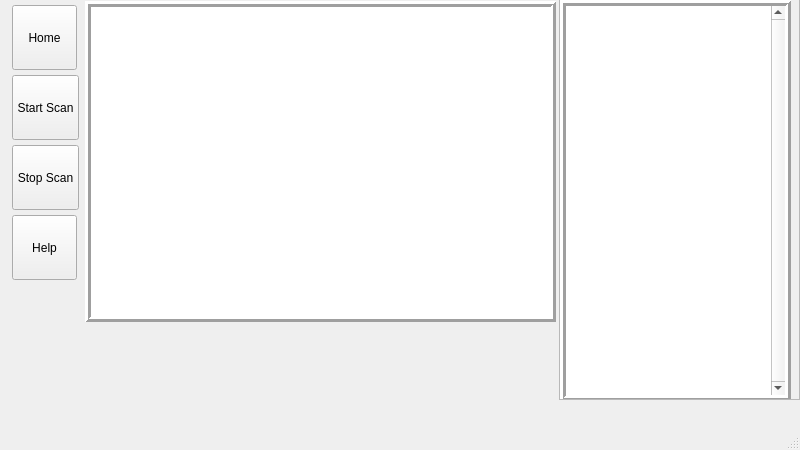
DSanders05/NetMap-QT, file netmapapp.ui: the form before one commit.
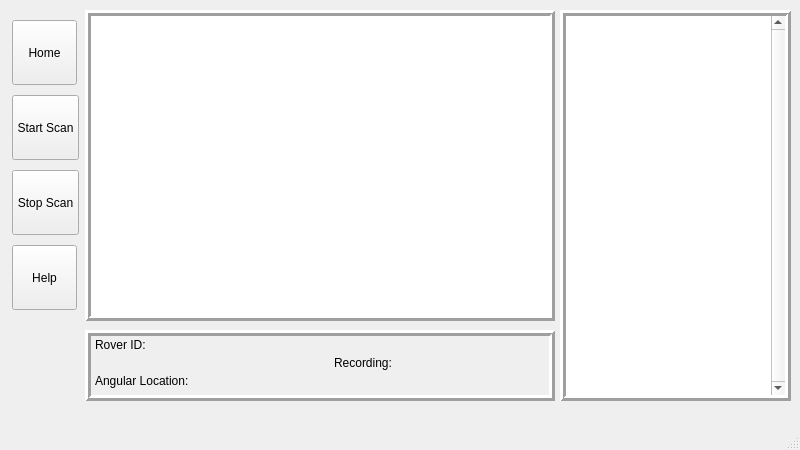
The form after the commit. Icons and pictures are not drawn.

Commit message: Added status fields at bottom of UI

```diff
--- a/netmapapp.ui
+++ b/netmapapp.ui
@@ -17,7 +17,10 @@
    </size>
   </property>
   <property name="windowTitle">
-   <string>NetMapApp</string>
+   <string>NetMap</string>
+  </property>
+  <property name="toolButtonStyle">
+   <enum>Qt::ToolButtonStyle::ToolButtonTextUnderIcon</enum>
   </property>
   <widget class="QWidget" name="centralwidget">
    <widget class="QWidget" name="verticalLayoutWidget">
@@ -31,13 +34,13 @@
     </property>
     <layout class="QVBoxLayout" name="verticalLayout">
      <property name="spacing">
-      <number>5</number>
+      <number>10</number>
      </property>
      <property name="leftMargin">
       <number>2</number>
      </property>
      <property name="topMargin">
-      <number>5</number>
+      <number>20</number>
      </property>
      <property name="rightMargin">
       <number>2</number>
@@ -164,9 +167,9 @@
     <property name="geometry">
      <rect>
       <x>85</x>
-      <y>1</y>
-      <width>471</width>
-      <height>321</height>
+      <y>10</y>
+      <width>470</width>
+      <height>311</height>
      </rect>
     </property>
     <property name="frameShape">
@@ -179,60 +182,98 @@
      <number>3</number>
     </property>
    </widget>
-   <widget class="QWidget" name="horizontalLayoutWidget">
+   <widget class="QListWidget" name="rover_list">
     <property name="geometry">
      <rect>
-      <x>90</x>
+      <x>560</x>
+      <y>10</y>
+      <width>231</width>
+      <height>391</height>
+     </rect>
+    </property>
+    <property name="frameShape">
+     <enum>QFrame::Shape::Box</enum>
+    </property>
+    <property name="frameShadow">
+     <enum>QFrame::Shadow::Raised</enum>
+    </property>
+    <property name="lineWidth">
+     <number>3</number>
+    </property>
+    <property name="verticalScrollBarPolicy">
+     <enum>Qt::ScrollBarPolicy::ScrollBarAlwaysOn</enum>
+    </property>
+   </widget>
+   <widget class="QFrame" name="target_frame">
+    <property name="geometry">
+     <rect>
+      <x>85</x>
       <y>330</y>
-      <width>461</width>
+      <width>470</width>
       <height>71</height>
      </rect>
     </property>
-    <layout class="QHBoxLayout" name="horizontalLayout"/>
-   </widget>
-   <widget class="QScrollArea" name="scrollArea">
-    <property name="geometry">
-     <rect>
-      <x>559</x>
-      <y>-1</y>
-      <width>241</width>
-      <height>401</height>
-     </rect>
+    <property name="frameShape">
+     <enum>QFrame::Shape::Box</enum>
     </property>
-    <property name="widgetResizable">
-     <bool>true</bool>
+    <property name="frameShadow">
+     <enum>QFrame::Shadow::Raised</enum>
     </property>
-    <widget class="QWidget" name="scrollAreaWidgetContents">
+    <property name="lineWidth">
+     <number>3</number>
+    </property>
+    <widget class="QWidget" name="horizontalLayoutWidget">
      <property name="geometry">
       <rect>
        <x>0</x>
        <y>0</y>
-       <width>239</width>
-       <height>399</height>
+       <width>471</width>
+       <height>71</height>
       </rect>
      </property>
-     <widget class="QListView" name="listView">
-      <property name="geometry">
-       <rect>
-        <x>0</x>
-        <y>0</y>
-        <width>231</width>
-        <height>401</height>
-       </rect>
-      </property>
-      <property name="frameShape">
-       <enum>QFrame::Shape::Box</enum>
-      </property>
-      <property name="frameShadow">
-       <enum>QFrame::Shadow::Raised</enum>
-      </property>
-      <property name="lineWidth">
-       <number>3</number>
-      </property>
-      <property name="verticalScrollBarPolicy">
-       <enum>Qt::ScrollBarPolicy::ScrollBarAlwaysOn</enum>
-      </property>
-     </widget>
+     <layout class="QHBoxLayout" name="target_layout">
+      <item>
+       <layout class="QVBoxLayout" name="rov_info_layout">
+        <property name="leftMargin">
+         <number>10</number>
+        </property>
+        <property name="bottomMargin">
+         <number>5</number>
+        </property>
+        <item>
+         <widget class="QLabel" name="rov_id_lbl">
+          <property name="text">
+           <string>Rover ID:</string>
+          </property>
+         </widget>
+        </item>
+        <item>
+         <widget class="QLabel" name="angle_loc_lbl">
+          <property name="text">
+           <string>Angular Location:</string>
+          </property>
+         </widget>
+        </item>
+       </layout>
+      </item>
+      <item>
+       <layout class="QVBoxLayout" name="status_layout">
+        <property name="leftMargin">
+         <number>10</number>
+        </property>
+        <property name="bottomMargin">
+         <number>5</number>
+        </property>
+        <item>
+         <widget class="QLabel" name="recording_lbl">
+          <property name="text">
+           <string>Recording:</string>
+          </property>
+         </widget>
+        </item>
+       </layout>
+      </item>
+     </layout>
     </widget>
    </widget>
   </widget>
```
Left out of the diff: 2 changed lines with no effect on the pictures. The commit also changes 1 other file.
